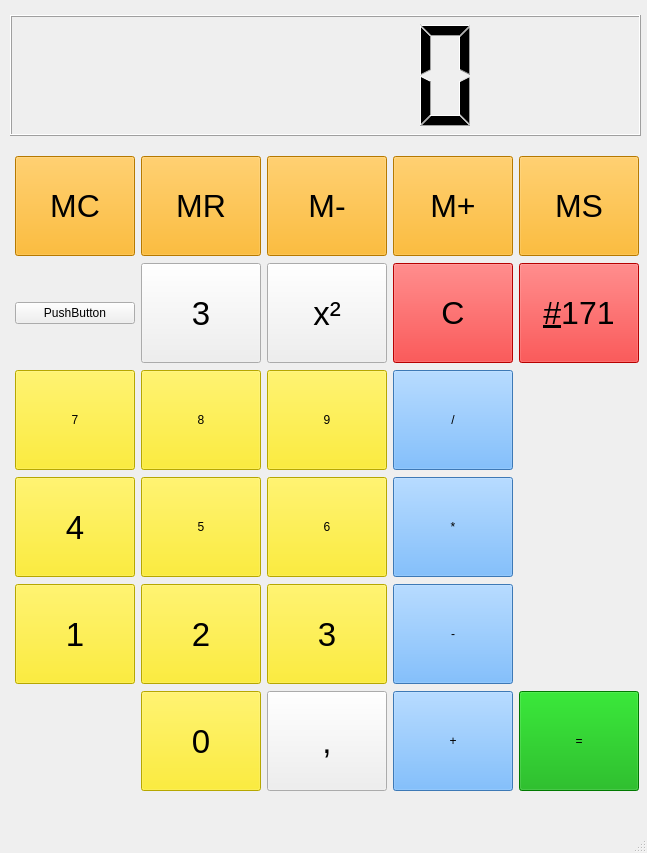
The window that MainWindow.ui (Beziu/Calculator) describes before a commit, drawn with Qt 5.
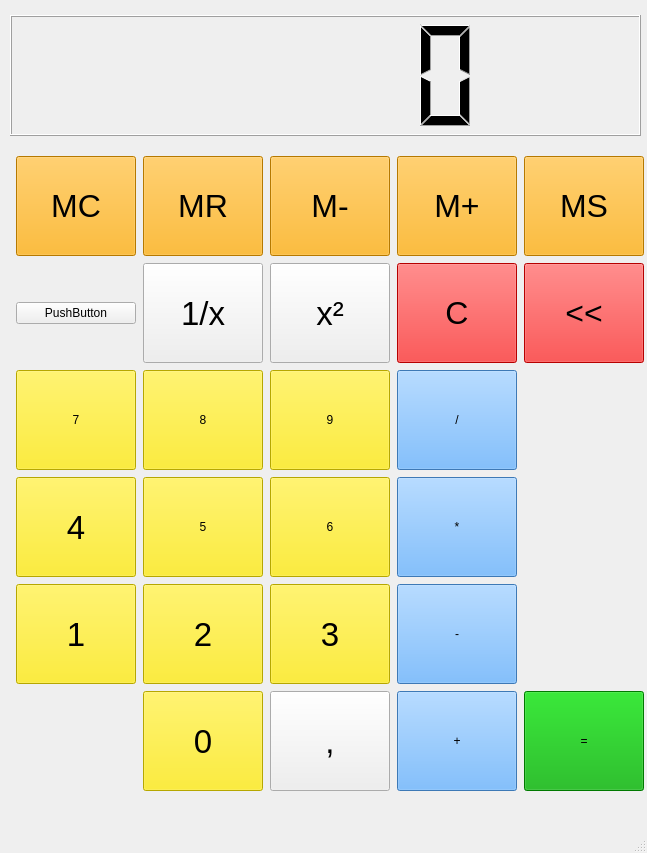
The same window after the commit.

Patch:
```diff
--- a/MainWindow.ui
+++ b/MainWindow.ui
@@ -29,7 +29,7 @@
      <rect>
       <x>15</x>
       <y>155</y>
-      <width>626</width>
+      <width>630</width>
       <height>641</height>
      </rect>
     </property>
@@ -397,7 +397,7 @@
         </font>
        </property>
        <property name="text">
-        <string>3</string>
+        <string>1/x</string>
        </property>
       </widget>
      </item>
@@ -731,7 +731,7 @@
 font: 75 24pt &quot;MS Shell Dlg 2&quot;;</string>
        </property>
        <property name="text">
-        <string>&amp;#171</string>
+        <string>&lt;&lt;</string>
        </property>
       </widget>
      </item>
```
